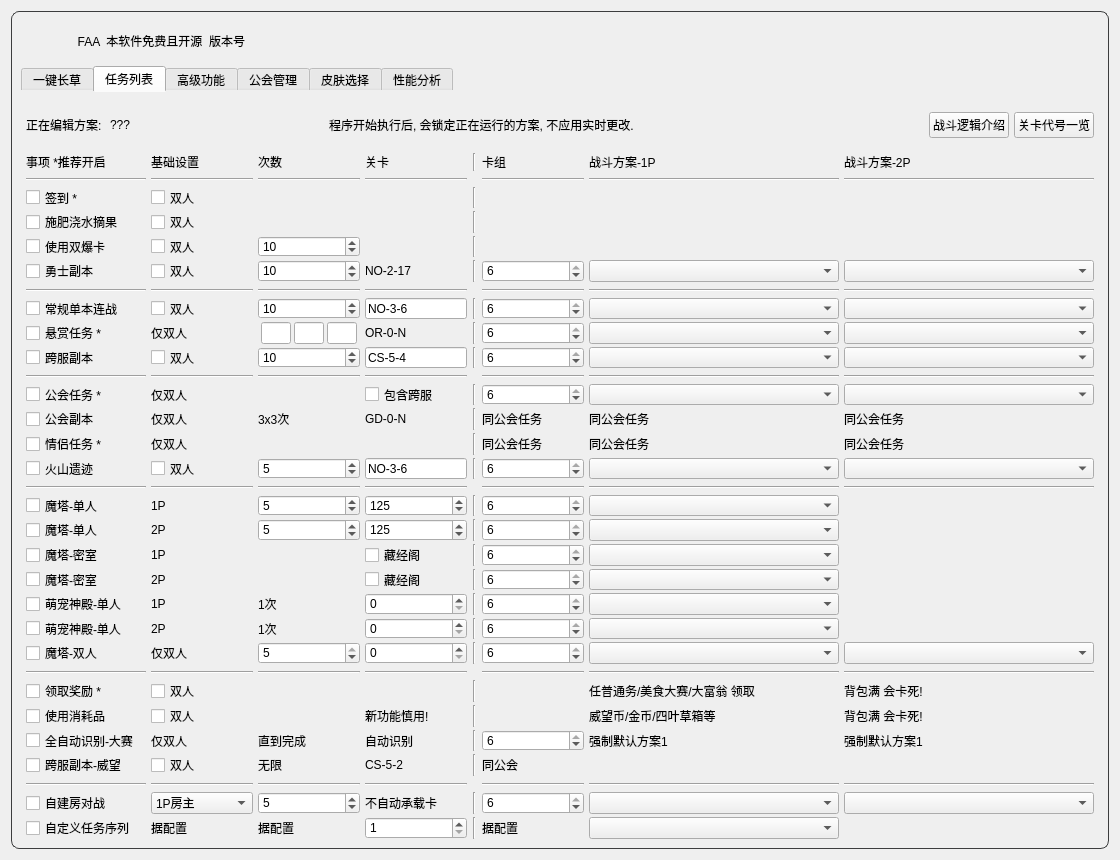
Above: resource/ui/FAA_3.0.ui from StareAbyss/FoodsVsMiceAutoAssistant before the change. Below: the same form after it.
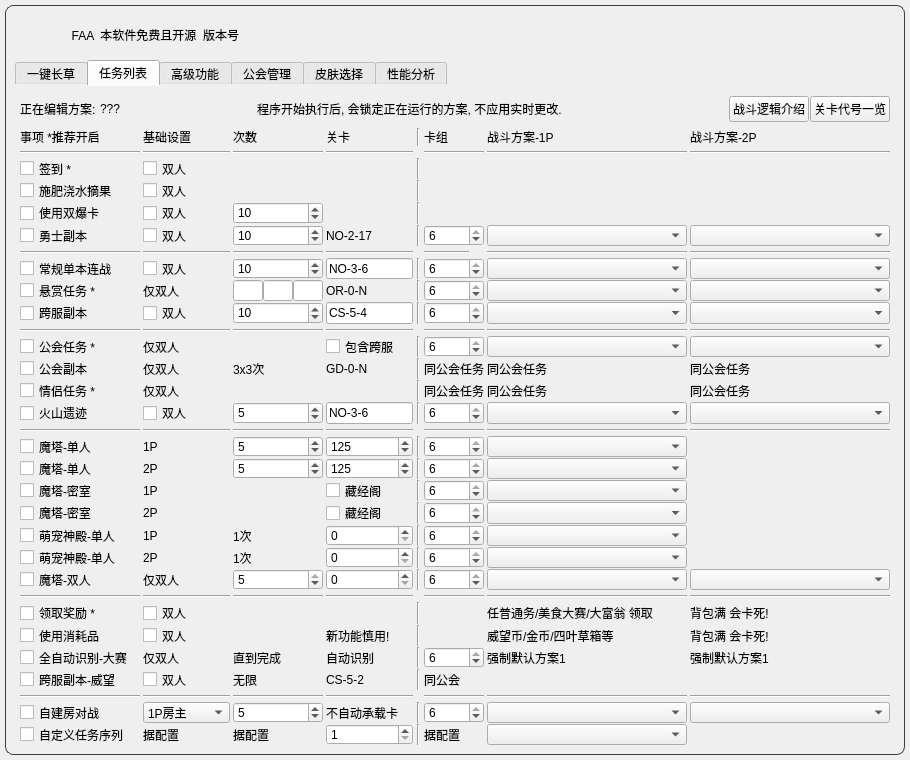
That is the form after the change. The open tabs and pages were chosen to show the change. Icons and pictures are not drawn. Custom widgets are drawn as their Qt base class.

The edit to the form file:
```diff
--- a/resource/ui/FAA_3.0.ui
+++ b/resource/ui/FAA_3.0.ui
@@ -9,8 +9,8 @@
    <rect>
     <x>0</x>
     <y>0</y>
-    <width>1120</width>
-    <height>860</height>
+    <width>910</width>
+    <height>760</height>
    </rect>
   </property>
   <property name="sizePolicy">
@@ -56,14 +56,14 @@
    </property>
    <property name="minimumSize">
     <size>
-     <width>0</width>
-     <height>0</height>
+     <width>910</width>
+     <height>760</height>
     </size>
    </property>
    <property name="maximumSize">
     <size>
-     <width>10000</width>
-     <height>10000</height>
+     <width>2000</width>
+     <height>1000</height>
     </size>
    </property>
    <property name="autoFillBackground">
@@ -72,10 +72,10 @@
    <widget class="QWidget" name="MainFrame" native="true">
     <property name="geometry">
      <rect>
-      <x>11</x>
-      <y>11</y>
-      <width>1098</width>
-      <height>838</height>
+      <x>5</x>
+      <y>5</y>
+      <width>900</width>
+      <height>750</height>
      </rect>
     </property>
     <property name="autoFillBackground">
@@ -269,9 +269,15 @@
      </item>
      <item>
       <widget class="QTabWidget" name="tabWidget">
+       <property name="sizePolicy">
+        <sizepolicy hsizetype="Fixed" vsizetype="Fixed">
+         <horstretch>0</horstretch>
+         <verstretch>0</verstretch>
+        </sizepolicy>
+       </property>
        <property name="minimumSize">
         <size>
-         <width>1071</width>
+         <width>0</width>
          <height>0</height>
         </size>
        </property>
@@ -2420,11 +2426,14 @@
          </property>
          <item>
           <layout class="QVBoxLayout" name="verticalLayout" stretch="1,30">
+           <property name="spacing">
+            <number>1</number>
+           </property>
            <property name="leftMargin">
             <number>0</number>
            </property>
            <property name="topMargin">
-            <number>5</number>
+            <number>0</number>
            </property>
            <property name="rightMargin">
             <number>0</number>
@@ -2438,13 +2447,13 @@
               <number>5</number>
              </property>
              <property name="topMargin">
-              <number>5</number>
+              <number>0</number>
              </property>
              <property name="rightMargin">
               <number>5</number>
              </property>
              <property name="bottomMargin">
-              <number>5</number>
+              <number>0</number>
              </property>
              <item>
               <layout class="QHBoxLayout" name="horizontalLayout_3">
@@ -2538,7 +2547,7 @@
            <item>
             <layout class="QGridLayout" name="Lay_Tab2">
              <property name="sizeConstraint">
-              <enum>QLayout::SetMinimumSize</enum>
+              <enum>QLayout::SetDefaultConstraint</enum>
              </property>
              <property name="leftMargin">
               <number>5</number>
@@ -2553,11 +2562,11 @@
               <number>5</number>
              </property>
              <property name="horizontalSpacing">
-              <number>5</number>
-             </property>
-             <property name="verticalSpacing">
               <number>3</number>
              </property>
+             <property name="verticalSpacing">
+              <number>1</number>
+             </property>
              <item row="25" column="3">
               <widget class="QLabel" name="UseItems_Tip_3">
                <property name="sizePolicy">
@@ -2614,20 +2623,20 @@
              <item row="19" column="6">
               <widget class="QComboBox" name="MagicTowerPrison2_1P">
                <property name="sizePolicy">
-                <sizepolicy hsizetype="Expanding" vsizetype="Maximum">
+                <sizepolicy hsizetype="Expanding" vsizetype="Expanding">
                  <horstretch>0</horstretch>
                  <verstretch>0</verstretch>
                 </sizepolicy>
                </property>
                <property name="minimumSize">
                 <size>
-                 <width>180</width>
+                 <width>200</width>
                  <height>0</height>
                 </size>
                </property>
                <property name="maximumSize">
                 <size>
-                 <width>300</width>
+                 <width>200</width>
                  <height>50</height>
                 </size>
                </property>
@@ -2658,31 +2667,6 @@
                </property>
               </widget>
              </item>
-             <item row="1" column="5">
-              <widget class="Line" name="line_19">
-               <property name="sizePolicy">
-                <sizepolicy hsizetype="MinimumExpanding" vsizetype="MinimumExpanding">
-                 <horstretch>1</horstretch>
-                 <verstretch>1</verstretch>
-                </sizepolicy>
-               </property>
-               <property name="minimumSize">
-                <size>
-                 <width>5</width>
-                 <height>10</height>
-                </size>
-               </property>
-               <property name="maximumSize">
-                <size>
-                 <width>16777215</width>
-                 <height>10</height>
-                </size>
-               </property>
-               <property name="orientation">
-                <enum>Qt::Horizontal</enum>
-               </property>
-              </widget>
-             </item>
              <item row="5" column="4">
               <widget class="Line" name="line_74">
                <property name="sizePolicy">
@@ -2743,13 +2727,13 @@
                </property>
                <property name="minimumSize">
                 <size>
-                 <width>250</width>
+                 <width>200</width>
                  <height>0</height>
                 </size>
                </property>
                <property name="maximumSize">
                 <size>
-                 <width>2000</width>
+                 <width>200</width>
                  <height>50</height>
                 </size>
                </property>
@@ -2765,14 +2749,14 @@
                </property>
                <property name="minimumSize">
                 <size>
-                 <width>40</width>
+                 <width>60</width>
                  <height>0</height>
                 </size>
                </property>
                <property name="maximumSize">
                 <size>
-                 <width>2000</width>
-                 <height>50</height>
+                 <width>60</width>
+                 <height>100</height>
                 </size>
                </property>
                <property name="alignment">
@@ -2842,20 +2826,20 @@
              <item row="29" column="6">
               <widget class="QComboBox" name="CustomizeBattle_1P">
                <property name="sizePolicy">
-                <sizepolicy hsizetype="Expanding" vsizetype="Maximum">
+                <sizepolicy hsizetype="Expanding" vsizetype="Expanding">
                  <horstretch>0</horstretch>
                  <verstretch>0</verstretch>
                 </sizepolicy>
                </property>
                <property name="minimumSize">
                 <size>
-                 <width>180</width>
+                 <width>200</width>
                  <height>0</height>
                 </size>
                </property>
                <property name="maximumSize">
                 <size>
-                 <width>2000</width>
+                 <width>200</width>
                  <height>50</height>
                 </size>
                </property>
@@ -2864,20 +2848,20 @@
              <item row="29" column="7">
               <widget class="QComboBox" name="CustomizeBattle_2P">
                <property name="sizePolicy">
-                <sizepolicy hsizetype="Expanding" vsizetype="Maximum">
+                <sizepolicy hsizetype="Expanding" vsizetype="Expanding">
                  <horstretch>0</horstretch>
                  <verstretch>0</verstretch>
                 </sizepolicy>
                </property>
                <property name="minimumSize">
                 <size>
-                 <width>180</width>
+                 <width>200</width>
                  <height>0</height>
                 </size>
                </property>
                <property name="maximumSize">
                 <size>
-                 <width>2000</width>
+                 <width>200</width>
                  <height>50</height>
                 </size>
                </property>
@@ -2948,20 +2932,20 @@
              <item row="30" column="6">
               <widget class="QComboBox" name="Customize_1P">
                <property name="sizePolicy">
-                <sizepolicy hsizetype="Expanding" vsizetype="Maximum">
+                <sizepolicy hsizetype="Expanding" vsizetype="Expanding">
                  <horstretch>0</horstretch>
                  <verstretch>0</verstretch>
                 </sizepolicy>
                </property>
                <property name="minimumSize">
                 <size>
-                 <width>180</width>
+                 <width>200</width>
                  <height>0</height>
                 </size>
                </property>
                <property name="maximumSize">
                 <size>
-                 <width>2000</width>
+                 <width>200</width>
                  <height>50</height>
                 </size>
                </property>
@@ -2977,14 +2961,14 @@
                </property>
                <property name="minimumSize">
                 <size>
-                 <width>50</width>
+                 <width>60</width>
                  <height>0</height>
                 </size>
                </property>
                <property name="maximumSize">
                 <size>
-                 <width>2000</width>
-                 <height>50</height>
+                 <width>60</width>
+                 <height>100</height>
                 </size>
                </property>
                <property name="text">
@@ -3181,14 +3165,14 @@
                </property>
                <property name="minimumSize">
                 <size>
-                 <width>40</width>
+                 <width>60</width>
                  <height>0</height>
                 </size>
                </property>
                <property name="maximumSize">
                 <size>
-                 <width>2000</width>
-                 <height>50</height>
+                 <width>60</width>
+                 <height>100</height>
                 </size>
                </property>
                <property name="alignment">
@@ -3797,20 +3781,20 @@
              <item row="7" column="7">
               <widget class="QComboBox" name="NormalBattle_2P">
                <property name="sizePolicy">
-                <sizepolicy hsizetype="Expanding" vsizetype="Maximum">
+                <sizepolicy hsizetype="Expanding" vsizetype="Expanding">
                  <horstretch>0</horstretch>
                  <verstretch>0</verstretch>
                 </sizepolicy>
                </property>
                <property name="minimumSize">
                 <size>
-                 <width>180</width>
+                 <width>200</width>
                  <height>0</height>
                 </size>
                </property>
                <property name="maximumSize">
                 <size>
-                 <width>2000</width>
+                 <width>200</width>
                  <height>50</height>
                 </size>
                </property>
@@ -3901,14 +3885,14 @@
                </property>
                <property name="minimumSize">
                 <size>
-                 <width>40</width>
+                 <width>60</width>
                  <height>0</height>
                 </size>
                </property>
                <property name="maximumSize">
                 <size>
-                 <width>300</width>
-                 <height>50</height>
+                 <width>60</width>
+                 <height>100</height>
                 </size>
                </property>
                <property name="alignment">
@@ -3966,14 +3950,14 @@
                </property>
                <property name="minimumSize">
                 <size>
-                 <width>50</width>
+                 <width>60</width>
                  <height>0</height>
                 </size>
                </property>
                <property name="maximumSize">
                 <size>
-                 <width>2000</width>
-                 <height>50</height>
+                 <width>60</width>
+                 <height>100</height>
                 </size>
                </property>
                <property name="text">
@@ -4103,13 +4087,13 @@
                </property>
                <property name="minimumSize">
                 <size>
-                 <width>5</width>
+                 <width>60</width>
                  <height>10</height>
                 </size>
                </property>
                <property name="maximumSize">
                 <size>
-                 <width>16777215</width>
+                 <width>60</width>
                  <height>10</height>
                 </size>
                </property>
@@ -4128,14 +4112,14 @@
                </property>
                <property name="minimumSize">
                 <size>
-                 <width>40</width>
+                 <width>60</width>
                  <height>0</height>
                 </size>
                </property>
                <property name="maximumSize">
                 <size>
-                 <width>300</width>
-                 <height>50</height>
+                 <width>60</width>
+                 <height>100</height>
                 </size>
                </property>
                <property name="alignment">
@@ -4162,14 +4146,14 @@
                </property>
                <property name="minimumSize">
                 <size>
-                 <width>40</width>
+                 <width>60</width>
                  <height>0</height>
                 </size>
                </property>
                <property name="maximumSize">
                 <size>
-                 <width>2000</width>
-                 <height>50</height>
+                 <width>60</width>
+                 <height>100</height>
                 </size>
                </property>
                <property name="text">
@@ -4190,14 +4174,14 @@
                </property>
                <property name="minimumSize">
                 <size>
-                 <width>40</width>
+                 <width>60</width>
                  <height>0</height>
                 </size>
                </property>
                <property name="maximumSize">
                 <size>
-                 <width>2000</width>
-                 <height>50</height>
+                 <width>60</width>
+                 <height>100</height>
                 </size>
                </property>
                <property name="alignment">
@@ -4417,20 +4401,20 @@
              <item row="9" column="6">
               <widget class="QComboBox" name="CrossServer_1P">
                <property name="sizePolicy">
-                <sizepolicy hsizetype="Expanding" vsizetype="Maximum">
+                <sizepolicy hsizetype="Expanding" vsizetype="Expanding">
                  <horstretch>0</horstretch>
                  <verstretch>0</verstretch>
                 </sizepolicy>
                </property>
                <property name="minimumSize">
                 <size>
-                 <width>180</width>
+                 <width>200</width>
                  <height>0</height>
                 </size>
                </property>
                <property name="maximumSize">
                 <size>
-                 <width>2000</width>
+                 <width>200</width>
                  <height>50</height>
                 </size>
                </property>
@@ -4464,20 +4448,20 @@
              <item row="21" column="6">
               <widget class="QComboBox" name="PetTemple2_1P">
                <property name="sizePolicy">
-                <sizepolicy hsizetype="Expanding" vsizetype="Maximum">
+                <sizepolicy hsizetype="Expanding" vsizetype="Expanding">
                  <horstretch>0</horstretch>
                  <verstretch>0</verstretch>
                 </sizepolicy>
                </property>
                <property name="minimumSize">
                 <size>
-                 <width>180</width>
+                 <width>200</width>
                  <height>0</height>
                 </size>
                </property>
                <property name="maximumSize">
                 <size>
-                 <width>2000</width>
+                 <width>200</width>
                  <height>50</height>
                 </size>
                </property>
@@ -4536,20 +4520,20 @@
              <item row="8" column="6">
               <widget class="QComboBox" name="OfferReward_1P">
                <property name="sizePolicy">
-                <sizepolicy hsizetype="Expanding" vsizetype="Maximum">
+                <sizepolicy hsizetype="Expanding" vsizetype="Expanding">
                  <horstretch>0</horstretch>
                  <verstretch>0</verstretch>
                 </sizepolicy>
                </property>
                <property name="minimumSize">
                 <size>
-                 <width>180</width>
+                 <width>200</width>
                  <height>0</height>
                 </size>
                </property>
                <property name="maximumSize">
                 <size>
-                 <width>2000</width>
+                 <width>200</width>
                  <height>50</height>
                 </size>
                </property>
@@ -4664,20 +4648,20 @@
              <item row="9" column="7">
               <widget class="QComboBox" name="CrossServer_2P">
                <property name="sizePolicy">
-                <sizepolicy hsizetype="Expanding" vsizetype="Maximum">
+                <sizepolicy hsizetype="Expanding" vsizetype="Expanding">
                  <horstretch>0</horstretch>
                  <verstretch>0</verstretch>
                 </sizepolicy>
                </property>
                <property name="minimumSize">
                 <size>
-                 <width>180</width>
+                 <width>200</width>
                  <height>0</height>
                 </size>
                </property>
                <property name="maximumSize">
                 <size>
-                 <width>2000</width>
+                 <width>200</width>
                  <height>50</height>
                 </size>
                </property>
@@ -4774,14 +4758,14 @@
                </property>
                <property name="minimumSize">
                 <size>
-                 <width>40</width>
+                 <width>60</width>
                  <height>0</height>
                 </size>
                </property>
                <property name="maximumSize">
                 <size>
-                 <width>300</width>
-                 <height>50</height>
+                 <width>60</width>
+                 <height>100</height>
                 </size>
                </property>
                <property name="alignment">
@@ -4808,14 +4792,14 @@
                </property>
                <property name="minimumSize">
                 <size>
-                 <width>40</width>
+                 <width>60</width>
                  <height>0</height>
                 </size>
                </property>
                <property name="maximumSize">
                 <size>
-                 <width>2000</width>
-                 <height>50</height>
+                 <width>60</width>
+                 <height>100</height>
                 </size>
                </property>
                <property name="alignment">
@@ -4896,14 +4880,14 @@
                </property>
                <property name="minimumSize">
                 <size>
-                 <width>40</width>
+                 <width>60</width>
                  <height>0</height>
                 </size>
                </property>
                <property name="maximumSize">
                 <size>
-                 <width>2000</width>
-                 <height>50</height>
+                 <width>60</width>
+                 <height>100</height>
                 </size>
                </property>
                <property name="alignment">
@@ -4930,14 +4914,14 @@
                </property>
                <property name="minimumSize">
                 <size>
-                 <width>40</width>
+                 <width>60</width>
                  <height>0</height>
                 </size>
                </property>
                <property name="maximumSize">
                 <size>
-                 <width>2000</width>
-                 <height>50</height>
+                 <width>60</width>
+                 <height>100</height>
                 </size>
                </property>
                <property name="alignment">
@@ -5060,20 +5044,20 @@
              <item row="22" column="7">
               <widget class="QComboBox" name="MagicTowerDouble_2P">
                <property name="sizePolicy">
-                <sizepolicy hsizetype="Expanding" vsizetype="Maximum">
+                <sizepolicy hsizetype="Expanding" vsizetype="Expanding">
                  <horstretch>0</horstretch>
                  <verstretch>0</verstretch>
                 </sizepolicy>
                </property>
                <property name="minimumSize">
                 <size>
-                 <width>180</width>
+                 <width>200</width>
                  <height>0</height>
                 </size>
                </property>
                <property name="maximumSize">
                 <size>
-                 <width>300</width>
+                 <width>200</width>
                  <height>50</height>
                 </size>
                </property>
@@ -5211,20 +5195,20 @@
              <item row="16" column="6">
               <widget class="QComboBox" name="MagicTowerAlone1_1P">
                <property name="sizePolicy">
-                <sizepolicy hsizetype="Expanding" vsizetype="Maximum">
+                <sizepolicy hsizetype="Expanding" vsizetype="Expanding">
                  <horstretch>0</horstretch>
                  <verstretch>0</verstretch>
                 </sizepolicy>
                </property>
                <property name="minimumSize">
                 <size>
-                 <width>180</width>
+                 <width>200</width>
                  <height>0</height>
                 </size>
                </property>
                <property name="maximumSize">
                 <size>
-                 <width>2000</width>
+                 <width>200</width>
                  <height>50</height>
                 </size>
                </property>
@@ -5325,14 +5309,14 @@
                </property>
                <property name="minimumSize">
                 <size>
-                 <width>50</width>
+                 <width>60</width>
                  <height>0</height>
                 </size>
                </property>
                <property name="maximumSize">
                 <size>
-                 <width>2000</width>
-                 <height>50</height>
+                 <width>60</width>
+                 <height>100</height>
                 </size>
                </property>
                <property name="text">
@@ -5375,14 +5359,14 @@
                </property>
                <property name="minimumSize">
                 <size>
-                 <width>40</width>
+                 <width>60</width>
                  <height>0</height>
                 </size>
                </property>
                <property name="maximumSize">
                 <size>
-                 <width>2000</width>
-                 <height>50</height>
+                 <width>60</width>
+                 <height>100</height>
                 </size>
                </property>
                <property name="alignment">
@@ -5402,20 +5386,20 @@
              <item row="11" column="6">
               <widget class="QComboBox" name="QuestGuild_1P">
                <property name="sizePolicy">
-                <sizepolicy hsizetype="Expanding" vsizetype="Maximum">
+                <sizepolicy hsizetype="Expanding" vsizetype="Expanding">
                  <horstretch>0</horstretch>
                  <verstretch>0</verstretch>
                 </sizepolicy>
                </property>
                <property name="minimumSize">
                 <size>
-                 <width>180</width>
+                 <width>200</width>
                  <height>0</height>
                 </size>
                </property>
                <property name="maximumSize">
                 <size>
-                 <width>2000</width>
+                 <width>200</width>
                  <height>50</height>
                 </size>
                </property>
@@ -5460,14 +5444,14 @@
                </property>
                <property name="minimumSize">
                 <size>
-                 <width>50</width>
+                 <width>60</width>
                  <height>0</height>
                 </size>
                </property>
                <property name="maximumSize">
                 <size>
-                 <width>2000</width>
-                 <height>50</height>
+                 <width>60</width>
+                 <height>100</height>
                 </size>
                </property>
                <property name="text">
@@ -5542,14 +5526,14 @@
                </property>
                <property name="minimumSize">
                 <size>
-                 <width>40</width>
+                 <width>60</width>
                  <height>0</height>
                 </size>
                </property>
                <property name="maximumSize">
                 <size>
-                 <width>2000</width>
-                 <height>50</height>
+                 <width>60</width>
+                 <height>100</height>
                 </size>
                </property>
                <property name="alignment">
@@ -5594,20 +5578,20 @@
              <item row="11" column="7">
               <widget class="QComboBox" name="QuestGuild_2P">
                <property name="sizePolicy">
-                <sizepolicy hsizetype="Expanding" vsizetype="Maximum">
+                <sizepolicy hsizetype="Expanding" vsizetype="Expanding">
                  <horstretch>0</horstretch>
                  <verstretch>0</verstretch>
                 </sizepolicy>
                </property>
                <property name="minimumSize">
                 <size>
-                 <width>180</width>
+                 <width>200</width>
                  <height>0</height>
                 </size>
                </property>
                <property name="maximumSize">
                 <size>
-                 <width>2000</width>
+                 <width>200</width>
                  <height>50</height>
                 </size>
                </property>
@@ -5984,20 +5968,20 @@
              <item row="20" column="6">
               <widget class="QComboBox" name="PetTemple1_1P">
                <property name="sizePolicy">
-                <sizepolicy hsizetype="Expanding" vsizetype="Maximum">
+                <sizepolicy hsizetype="Expanding" vsizetype="Expanding">
                  <horstretch>0</horstretch>
                  <verstretch>0</verstretch>
                 </sizepolicy>
                </property>
                <property name="minimumSize">
                 <size>
-                 <width>180</width>
+                 <width>200</width>
                  <height>0</height>
                 </size>
                </property>
                <property name="maximumSize">
                 <size>
-                 <width>2000</width>
+                 <width>200</width>
                  <height>50</height>
                 </size>
                </property>
@@ -6038,14 +6022,14 @@
                </property>
                <property name="minimumSize">
                 <size>
-                 <width>40</width>
+                 <width>60</width>
                  <height>0</height>
                 </size>
                </property>
                <property name="maximumSize">
                 <size>
-                 <width>2000</width>
-                 <height>50</height>
+                 <width>60</width>
+                 <height>100</height>
                 </size>
                </property>
                <property name="alignment">
@@ -6099,20 +6083,20 @@
              <item row="22" column="6">
               <widget class="QComboBox" name="MagicTowerDouble_1P">
                <property name="sizePolicy">
-                <sizepolicy hsizetype="Expanding" vsizetype="Maximum">
+                <sizepolicy hsizetype="Expanding" vsizetype="Expanding">
                  <horstretch>0</horstretch>
                  <verstretch>0</verstretch>
                 </sizepolicy>
                </property>
                <property name="minimumSize">
                 <size>
-                 <width>180</width>
+                 <width>200</width>
                  <height>0</height>
                 </size>
                </property>
                <property name="maximumSize">
                 <size>
-                 <width>300</width>
+                 <width>200</width>
                  <height>50</height>
                 </size>
                </property>
@@ -6128,13 +6112,13 @@
                </property>
                <property name="minimumSize">
                 <size>
-                 <width>180</width>
+                 <width>200</width>
                  <height>0</height>
                 </size>
                </property>
                <property name="maximumSize">
                 <size>
-                 <width>2000</width>
+                 <width>200</width>
                  <height>50</height>
                 </size>
                </property>
@@ -6226,20 +6210,20 @@
              <item row="18" column="6">
               <widget class="QComboBox" name="MagicTowerPrison1_1P">
                <property name="sizePolicy">
-                <sizepolicy hsizetype="Expanding" vsizetype="Maximum">
+                <sizepolicy hsizetype="Expanding" vsizetype="Expanding">
                  <horstretch>0</horstretch>
                  <verstretch>0</verstretch>
                 </sizepolicy>
                </property>
                <property name="minimumSize">
                 <size>
-                 <width>180</width>
+                 <width>200</width>
                  <height>0</height>
                 </size>
                </property>
                <property name="maximumSize">
                 <size>
-                 <width>300</width>
+                 <width>200</width>
                  <height>50</height>
                 </size>
                </property>
@@ -6555,20 +6539,20 @@
              <item row="8" column="7">
               <widget class="QComboBox" name="OfferReward_2P">
                <property name="sizePolicy">
-                <sizepolicy hsizetype="Expanding" vsizetype="Maximum">
+                <sizepolicy hsizetype="Expanding" vsizetype="Expanding">
                  <horstretch>0</horstretch>
                  <verstretch>0</verstretch>
                 </sizepolicy>
                </property>
                <property name="minimumSize">
                 <size>
-                 <width>180</width>
+                 <width>200</width>
                  <height>0</height>
                 </size>
                </property>
                <property name="maximumSize">
                 <size>
-                 <width>2000</width>
+                 <width>200</width>
                  <height>50</height>
                 </size>
                </property>
@@ -6688,14 +6672,14 @@
                </property>
                <property name="minimumSize">
                 <size>
-                 <width>40</width>
+                 <width>60</width>
                  <height>0</height>
                 </size>
                </property>
                <property name="maximumSize">
                 <size>
-                 <width>2000</width>
-                 <height>50</height>
+                 <width>60</width>
+                 <height>100</height>
                 </size>
                </property>
                <property name="alignment">
@@ -6933,20 +6917,20 @@
              <item row="17" column="6">
               <widget class="QComboBox" name="MagicTowerAlone2_1P">
                <property name="sizePolicy">
-                <sizepolicy hsizetype="Expanding" vsizetype="Maximum">
+                <sizepolicy hsizetype="Expanding" vsizetype="Expanding">
                  <horstretch>0</horstretch>
                  <verstretch>0</verstretch>
                 </sizepolicy>
                </property>
                <property name="minimumSize">
                 <size>
-                 <width>180</width>
+                 <width>200</width>
                  <height>0</height>
                 </size>
                </property>
                <property name="maximumSize">
                 <size>
-                 <width>2000</width>
+                 <width>200</width>
                  <height>50</height>
                 </size>
                </property>
@@ -7272,14 +7256,14 @@
                </property>
                <property name="minimumSize">
                 <size>
-                 <width>5</width>
+                 <width>60</width>
                  <height>10</height>
                 </size>
                </property>
                <property name="maximumSize">
                 <size>
-                 <width>16777215</width>
-                 <height>10</height>
+                 <width>60</width>
+                 <height>100</height>
                 </size>
                </property>
                <property name="orientation">
@@ -7325,14 +7309,14 @@
                </property>
                <property name="minimumSize">
                 <size>
-                 <width>5</width>
+                 <width>60</width>
                  <height>10</height>
                 </size>
                </property>
                <property name="maximumSize">
                 <size>
-                 <width>16777215</width>
-                 <height>10</height>
+                 <width>60</width>
+                 <height>100</height>
                 </size>
                </property>
                <property name="orientation">
@@ -7485,14 +7469,14 @@
                </property>
                <property name="minimumSize">
                 <size>
-                 <width>5</width>
+                 <width>45</width>
                  <height>10</height>
                 </size>
                </property>
                <property name="maximumSize">
                 <size>
-                 <width>16777215</width>
-                 <height>10</height>
+                 <width>45</width>
+                 <height>100</height>
                 </size>
                </property>
                <property name="orientation">
@@ -7528,20 +7512,20 @@
              <item row="7" column="6">
               <widget class="QComboBox" name="NormalBattle_1P">
                <property name="sizePolicy">
-                <sizepolicy hsizetype="Expanding" vsizetype="Maximum">
+                <sizepolicy hsizetype="Expanding" vsizetype="Expanding">
                  <horstretch>0</horstretch>
                  <verstretch>0</verstretch>
                 </sizepolicy>
                </property>
                <property name="minimumSize">
                 <size>
-                 <width>180</width>
+                 <width>200</width>
                  <height>0</height>
                 </size>
                </property>
                <property name="maximumSize">
                 <size>
-                 <width>2000</width>
+                 <width>200</width>
                  <height>50</height>
                 </size>
                </property>
@@ -7610,13 +7594,13 @@
                </property>
                <property name="minimumSize">
                 <size>
-                 <width>180</width>
+                 <width>200</width>
                  <height>0</height>
                 </size>
                </property>
                <property name="maximumSize">
                 <size>
-                 <width>2000</width>
+                 <width>200</width>
                  <height>50</height>
                 </size>
                </property>
@@ -7632,13 +7616,13 @@
                </property>
                <property name="minimumSize">
                 <size>
-                 <width>250</width>
+                 <width>200</width>
                  <height>0</height>
                 </size>
                </property>
                <property name="maximumSize">
                 <size>
-                 <width>2000</width>
+                 <width>200</width>
                  <height>50</height>
                 </size>
                </property>
@@ -7654,14 +7638,14 @@
                </property>
                <property name="minimumSize">
                 <size>
-                 <width>40</width>
+                 <width>60</width>
                  <height>0</height>
                 </size>
                </property>
                <property name="maximumSize">
                 <size>
-                 <width>300</width>
-                 <height>50</height>
+                 <width>60</width>
+                 <height>100</height>
                 </size>
                </property>
                <property name="alignment">
@@ -7948,14 +7932,14 @@
                </property>
                <property name="minimumSize">
                 <size>
-                 <width>40</width>
+                 <width>60</width>
                  <height>0</height>
                 </size>
                </property>
                <property name="maximumSize">
                 <size>
-                 <width>2000</width>
-                 <height>50</height>
+                 <width>60</width>
+                 <height>100</height>
                 </size>
                </property>
                <property name="alignment">
@@ -8119,14 +8103,14 @@
                </property>
                <property name="minimumSize">
                 <size>
-                 <width>5</width>
+                 <width>60</width>
                  <height>10</height>
                 </size>
                </property>
                <property name="maximumSize">
                 <size>
-                 <width>16777215</width>
-                 <height>10</height>
+                 <width>60</width>
+                 <height>100</height>
                 </size>
                </property>
                <property name="orientation">
@@ -8184,6 +8168,31 @@
                </property>
               </widget>
              </item>
+             <item row="1" column="5">
+              <widget class="Line" name="line_19">
+               <property name="sizePolicy">
+                <sizepolicy hsizetype="MinimumExpanding" vsizetype="MinimumExpanding">
+                 <horstretch>1</horstretch>
+                 <verstretch>1</verstretch>
+                </sizepolicy>
+               </property>
+               <property name="minimumSize">
+                <size>
+                 <width>60</width>
+                 <height>10</height>
+                </size>
+               </property>
+               <property name="maximumSize">
+                <size>
+                 <width>60</width>
+                 <height>100</height>
+                </size>
+               </property>
+               <property name="orientation">
+                <enum>Qt::Horizontal</enum>
+               </property>
+              </widget>
+             </item>
             </layout>
            </item>
           </layout>
```
Left out of the diff: 685 changed lines with no effect on the pictures.
